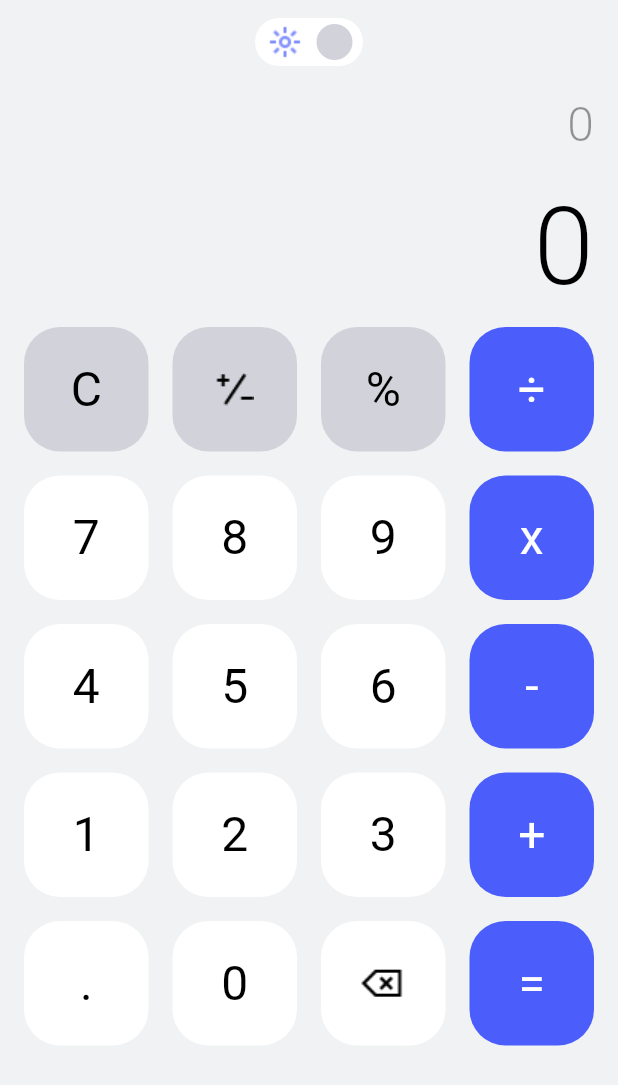
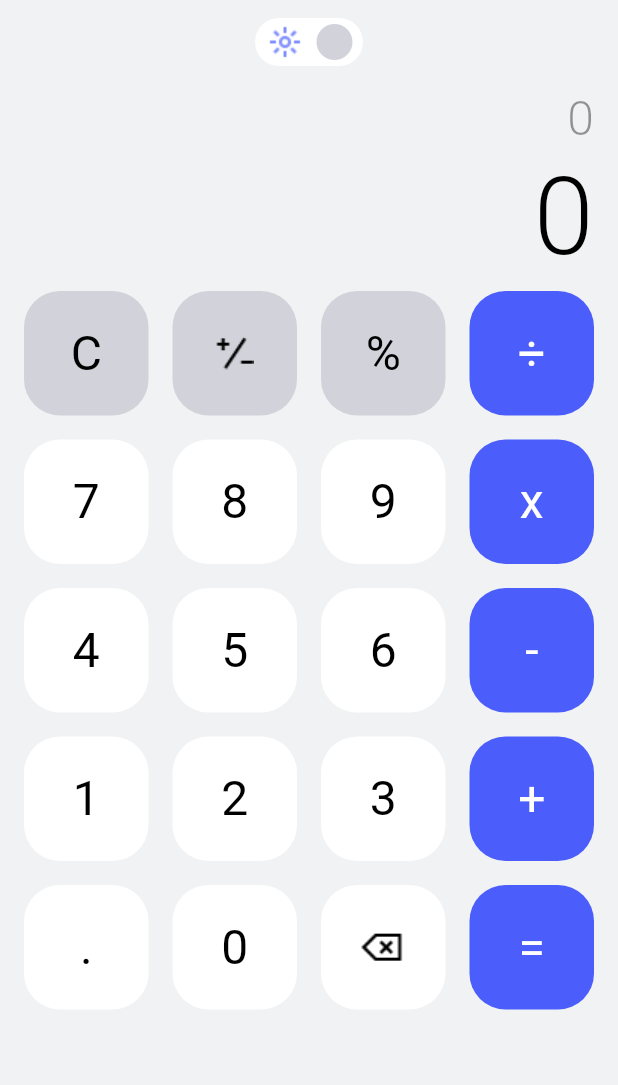
Before and after one commit to tttrung21/calculator, a Flutter app: the screen it shows after launch, on a phone screen of 412 x 824 dp. Shown: the top 1085 px of the screen. Run offline on Flutter 3.47's test engine with Material 3 defaults, Android fonts, the phone set to English and light mode, and no system bars; our stand-ins replace math_expressions, shared_preferences.

Commit message:
fix input output text

```diff
--- a/lib/home/home_screen.dart
+++ b/lib/home/home_screen.dart
@@ -35,6 +35,7 @@ class HomeScreen extends StatelessWidget {
   bool _isWidthBigger(double height, double width) {
     return width > height;
   }
+
   @override
   Widget build(BuildContext context) {
     final padding = MediaQuery.paddingOf(context);
@@ -52,7 +53,11 @@ class HomeScreen extends StatelessWidget {
             padding: EdgeInsets.fromLTRB(padding.left + 16, 4, padding.right + 16, 0),
             child: Column(
               crossAxisAlignment: CrossAxisAlignment.end,
-              children: [_buildInputOutput(context), _buildButtons(context)],
+              children: [
+                _buildInputOutput(context),
+                const SizedBox(height: 8),
+                _buildButtons(context)
+              ],
             ),
           ),
         ),
@@ -66,8 +71,9 @@ class HomeScreen extends StatelessWidget {
       mainAxisAlignment: MainAxisAlignment.end,
       children: [
         Selector<HomeViewModel, String>(
-            selector: (p0, p1) => p1.inputString,
-            builder: (context, value, child) => Container(
+            selector: (context, vm) => vm.inputString,
+            builder: (context, value, child) {
+              return Container(
                 alignment: Alignment.centerRight,
                 child: SingleChildScrollView(
                   scrollDirection: Axis.horizontal,
@@ -79,9 +85,10 @@ class HomeScreen extends StatelessWidget {
                       style: Theme.of(context)
                           .textTheme
                           .bodyMedium
-                            ?.copyWith(overflow: TextOverflow.ellipsis)),
+                          ?.copyWith(overflow: TextOverflow.ellipsis, height: 0)),
                 ),
-                )),
+              );
+            }),
         const SizedBox(height: 4),
         Selector<HomeViewModel, double?>(
             selector: (context, vm) => vm.output,
--- a/lib/theme/theme.dart
+++ b/lib/theme/theme.dart
@@ -8,9 +8,10 @@ class AppThemes {
     ),
     primaryColorDark: Colors.white,
     primaryColorLight: Colors.black,
-    textTheme:  TextTheme(
-      bodyLarge: const TextStyle(color: Colors.white, fontSize: 72, fontWeight: FontWeight.w300),
-      bodyMedium: TextStyle(color: Colors.white.withOpacity(0.4), fontSize: 32, fontWeight: FontWeight.w300),
+    textTheme: TextTheme(
+      bodyLarge: const TextStyle(color: Colors.white, fontSize: 96, fontWeight: FontWeight.w300),
+      bodyMedium: TextStyle(
+          color: Colors.white.withOpacity(0.4), fontSize: 40, fontWeight: FontWeight.w300),
     ),
     buttonTheme: const ButtonThemeData(
       buttonColor: Color(0xFF4E505F),
@@ -22,15 +23,17 @@ class AppThemes {
 
   static final ThemeData lightTheme = ThemeData(
     scaffoldBackgroundColor: const Color(0xFFF1F2F3),
-    appBarTheme: const AppBarTheme(
-      backgroundColor: Color(0xFFF1F2F3)
-    ),
+    appBarTheme: const AppBarTheme(backgroundColor: Color(0xFFF1F2F3)),
     primaryColorDark: Colors.black,
     primaryColorLight: Colors.white,
-    textTheme:  TextTheme(
-      bodyLarge: const TextStyle(color: Colors.black, fontSize: 72, fontWeight: FontWeight.w300),
-      bodyMedium: TextStyle(color: Colors.black.withOpacity(0.4), fontSize: 32, fontWeight: FontWeight.w300),
-    ),
+    textTheme: TextTheme(
+        bodyLarge: const TextStyle(
+            color: Colors.black, fontSize: 72, fontWeight: FontWeight.w300, height: 0),
+        bodyMedium: TextStyle(
+            color: Colors.black.withOpacity(0.4),
+            fontSize: 32,
+            fontWeight: FontWeight.w300,
+            height: 0)),
     buttonTheme: const ButtonThemeData(
       buttonColor: Color(0xFFD2D3DA),
     ),
```
Lines whose indentation alone changed are shown as unchanged.
